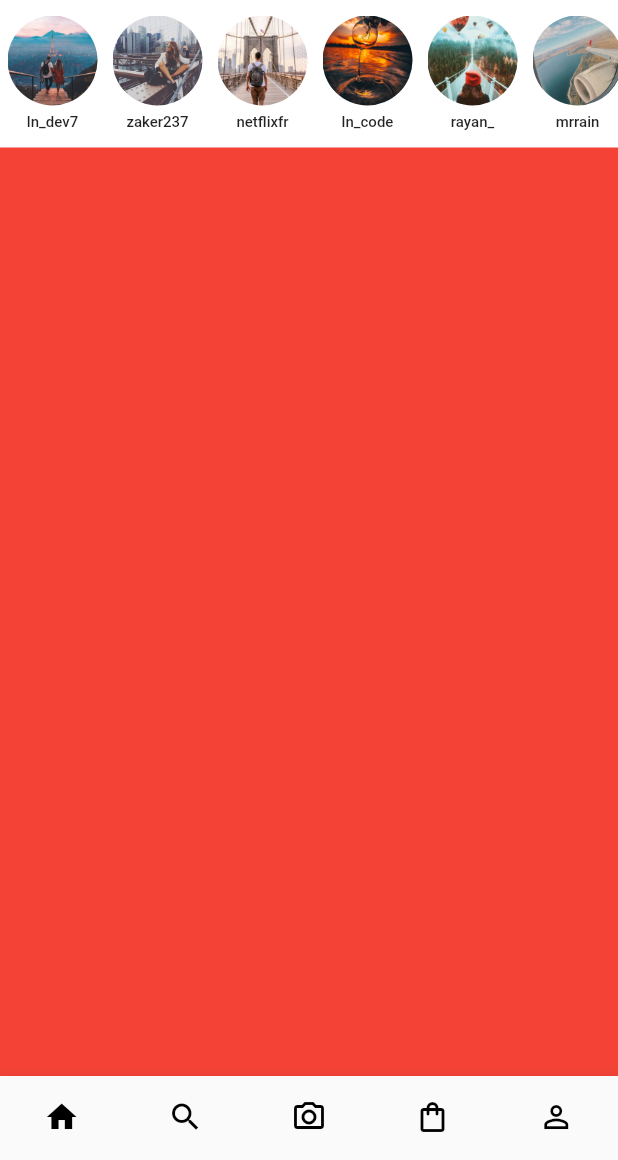
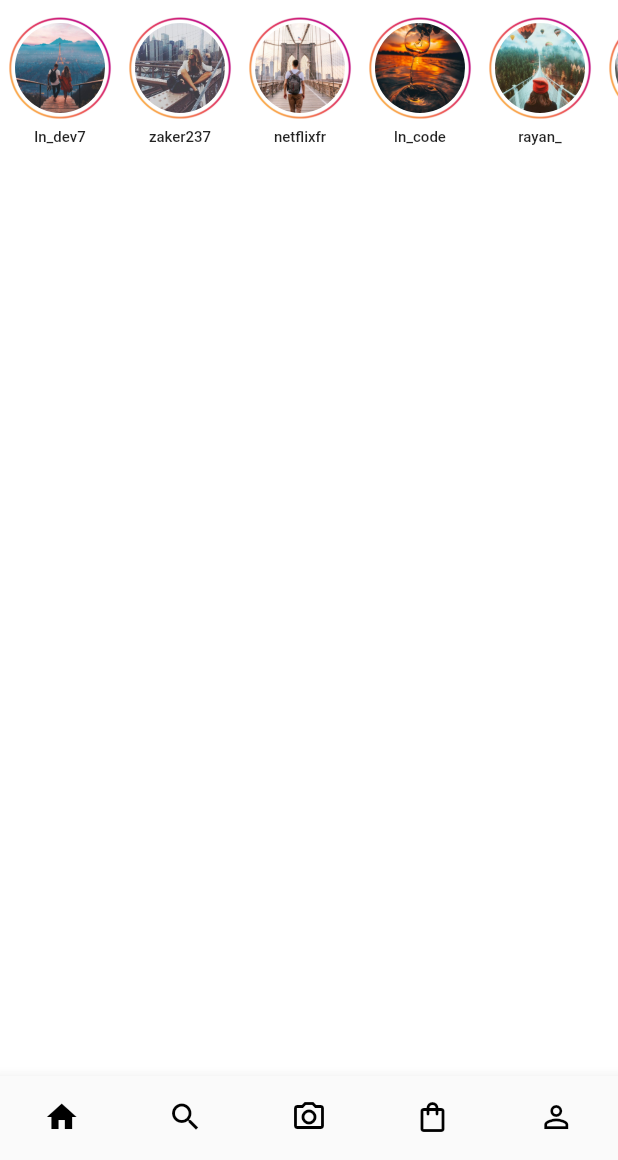
Before and after one commit to ln-dev7/LN-Gram, a Flutter app: the screen it shows after launch, on a phone screen of 412 x 824 dp, the part 76-1236 px from its top. Run offline on Flutter 3.47's test engine with Material 2 defaults, Android fonts, the phone set to English and light mode, and no system bars.

Commit message:
Ajout de la bordure gradient des story

```diff
--- a/lib/posts_widget.dart
+++ b/lib/posts_widget.dart
@@ -7,7 +7,6 @@ class PostsWidget extends StatelessWidget {
   Widget build(BuildContext context) {
     return Container(
       height: 1000,
-      color: Colors.red,
     );
   }
 }
--- a/lib/story_widget.dart
+++ b/lib/story_widget.dart
@@ -26,7 +26,10 @@ class StoryWidget extends StatelessWidget {
           margin: const EdgeInsets.all(5),
           child: Column(children: [
             Stack(
+              alignment: Alignment.center,
               children: [
+                Image.asset('assets/images/story-circle.png',
+                    width: 70, height: 70),
                 CircleAvatar(
                   backgroundColor: Colors.white,
                   radius: 30,
```
